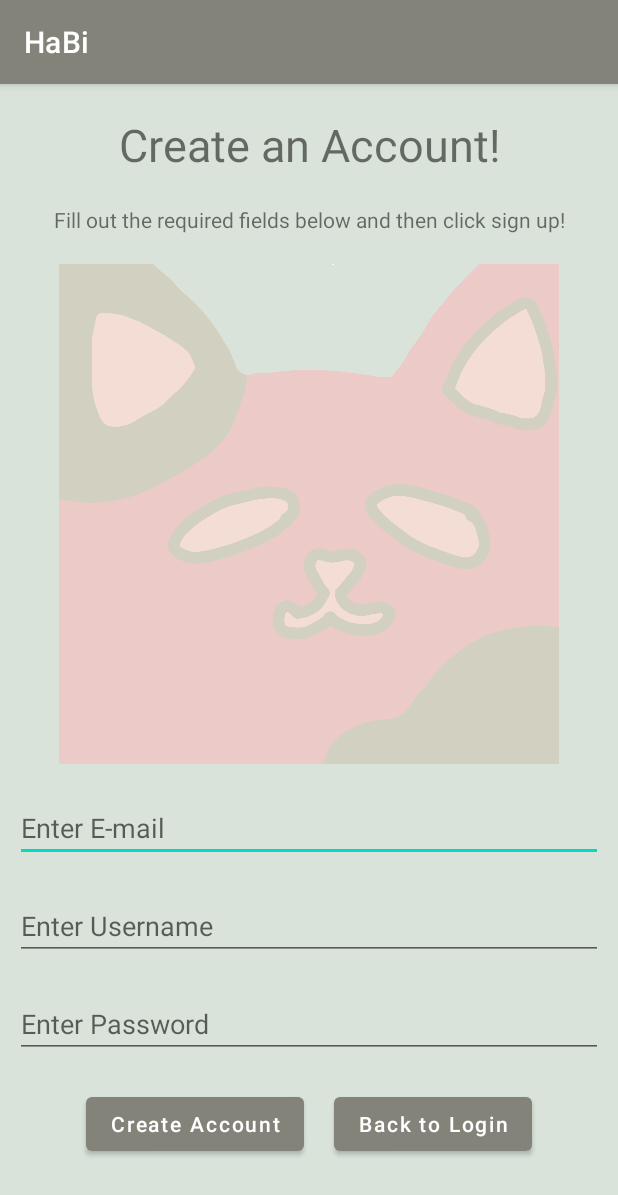
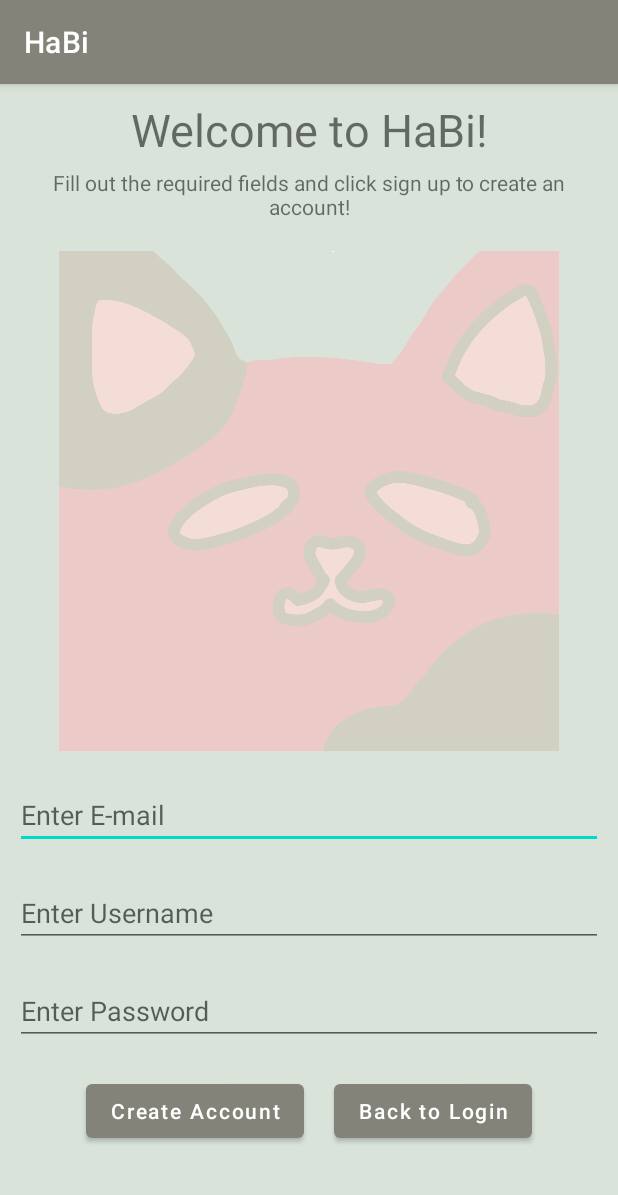
Before and after one commit to fmasood23/HabiApp, an Android app: the SignUp screen opened directly, with no data from a screen before it, on a phone screen of 412 x 824 dp. Shown: the top 1195 px of the screen. Run offline under Robolectric (Android 15) with nearby library versions, the phone set to English and light mode, and no system bars.

Commit message:
refactor create acc

```diff
--- a/app/src/main/res/layout/signup.xml
+++ b/app/src/main/res/layout/signup.xml
@@ -12,9 +12,9 @@
         android:layout_width="match_parent"
         android:layout_height="wrap_content"
         android:layout_marginStart="@dimen/ten"
-        android:layout_marginTop="@dimen/twenty"
+        android:layout_marginTop="@dimen/ten"
         android:layout_marginEnd="@dimen/ten"
-        android:text="Create an Account!"
+        android:text="Welcome to HaBi!"
         android:textSize="30sp"
         android:textAlignment="center"
         />
@@ -25,9 +25,9 @@
         android:layout_height="wrap_content"
         android:layout_below="@id/create_acc"
         android:layout_marginStart="@dimen/ten"
-        android:layout_marginTop="@dimen/twenty"
+        android:layout_marginTop="5dp"
         android:layout_marginEnd="@dimen/ten"
-        android:text="Fill out the required fields below and then click sign up!"
+        android:text="Fill out the required fields and click sign up to create an account!"
         android:textAlignment="center"
         />
 
```
